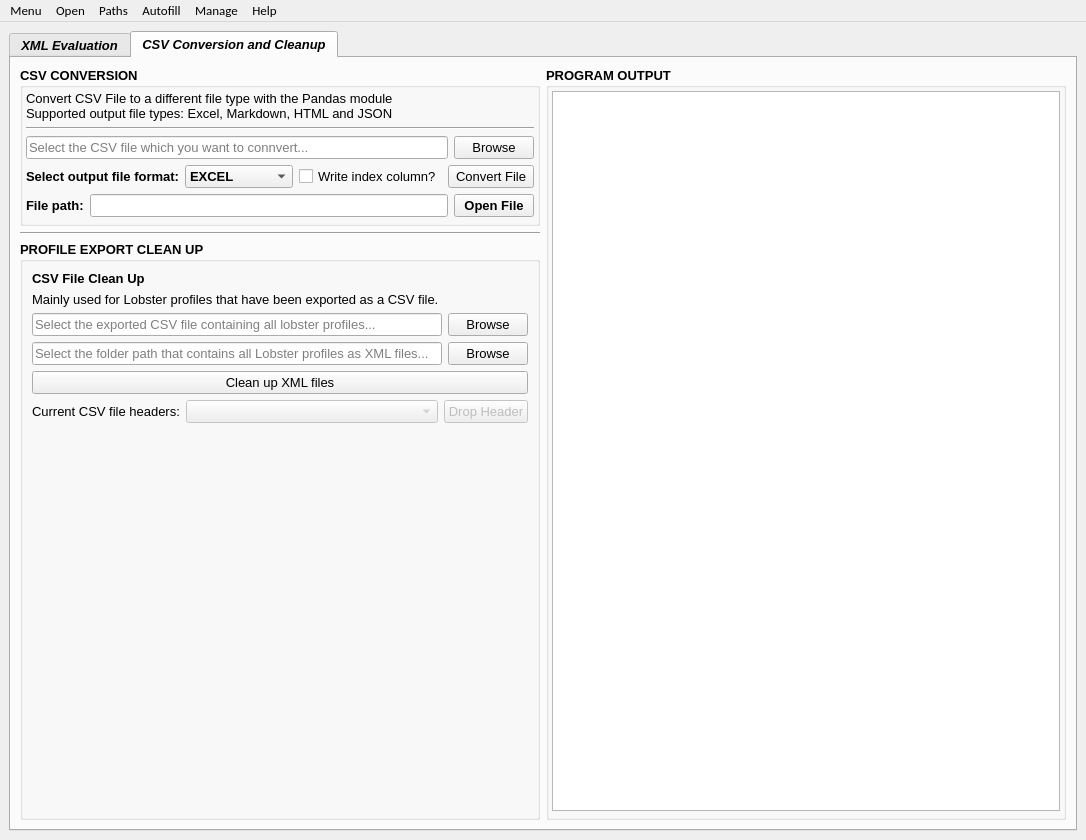
Qt form src/gui/main/XMLuvation.ui (zaricj/XMLuvation) before a commit.
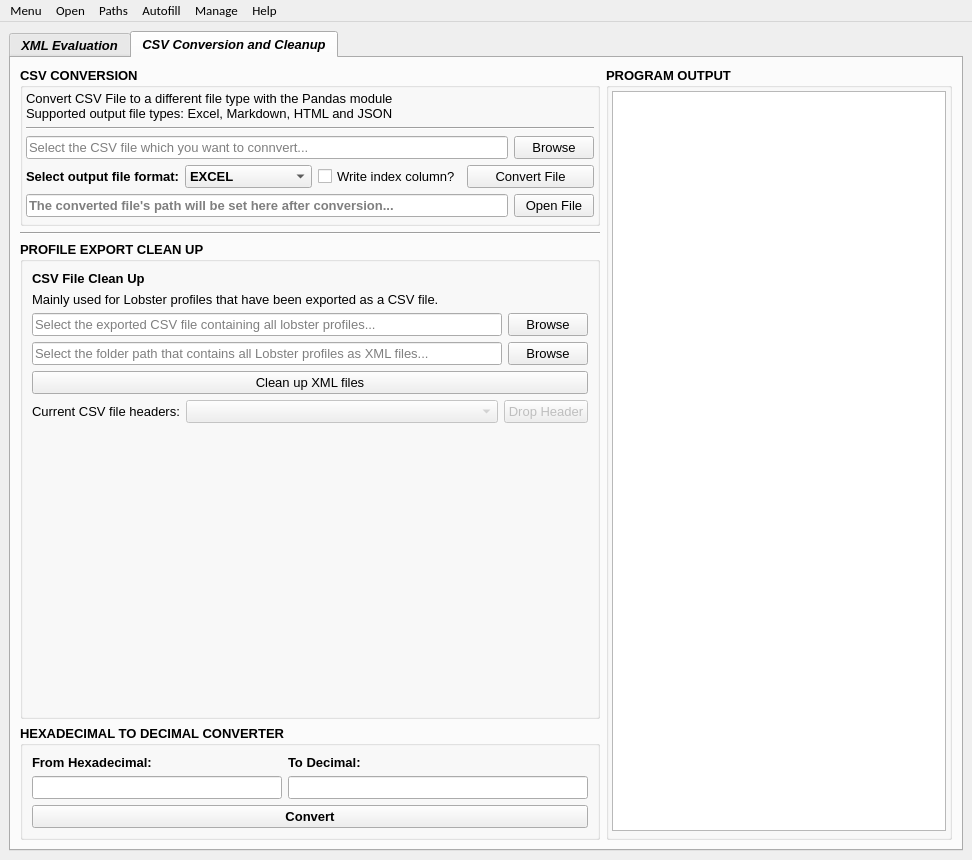
The same form after that commit. The open tabs and pages were chosen to show the change. Icons and pictures are not drawn.

Commit message: Add Hexadecimal to Decimal converter for Certificates (because why not)

```diff
--- a/src/gui/main/XMLuvation.ui
+++ b/src/gui/main/XMLuvation.ui
@@ -9,8 +9,8 @@
    <rect>
     <x>0</x>
     <y>0</y>
-    <width>1086</width>
-    <height>840</height>
+    <width>972</width>
+    <height>860</height>
    </rect>
   </property>
   <property name="font">
@@ -2016,6 +2016,9 @@
                    <property name="toolTip">
                     <string>Write an index colum starting at 1 for the supported output file formats.</string>
                    </property>
+                   <property name="autoFillBackground">
+                    <bool>false</bool>
+                   </property>
                    <property name="text">
                     <string>Write index column?</string>
                    </property>
@@ -2045,13 +2048,6 @@
                </item>
                <item>
                 <layout class="QHBoxLayout" name="horizontalLayout_9">
-                 <item>
-                  <widget class="QLabel" name="label">
-                   <property name="text">
-                    <string>File path:</string>
-                   </property>
-                  </widget>
-                 </item>
                  <item>
                   <widget class="QLineEdit" name="line_edit_csv_conversion_open_file_path">
                    <property name="enabled">
@@ -2060,10 +2056,26 @@
                    <property name="readOnly">
                     <bool>true</bool>
                    </property>
+                   <property name="placeholderText">
+                    <string>The converted file's path will be set here after conversion...</string>
+                   </property>
                   </widget>
                  </item>
                  <item>
                   <widget class="QPushButton" name="button_csv_conversion_open_file">
+                   <property name="enabled">
+                    <bool>true</bool>
+                   </property>
+                   <property name="font">
+                    <font>
+                     <family>Microsoft YaHei UI</family>
+                     <pointsize>10</pointsize>
+                     <italic>false</italic>
+                     <bold>false</bold>
+                     <underline>false</underline>
+                     <strikeout>false</strikeout>
+                    </font>
+                   </property>
                    <property name="toolTip">
                     <string>Open the converted file directly</string>
                    </property>
@@ -2356,7 +2368,7 @@
                 </layout>
                </item>
                <item>
-                <spacer name="verticalSpacer_2">
+                <spacer name="verticalSpacer_3">
                  <property name="orientation">
                   <enum>Qt::Orientation::Vertical</enum>
                  </property>
@@ -2388,7 +2400,7 @@
                 </widget>
                </item>
                <item>
-                <spacer name="verticalSpacer">
+                <spacer name="verticalSpacer_2">
                  <property name="orientation">
                   <enum>Qt::Orientation::Vertical</enum>
                  </property>
@@ -2403,6 +2415,82 @@
               </layout>
              </widget>
             </item>
+            <item>
+             <widget class="QGroupBox" name="groupbox_hexadecimal_to_decimal">
+              <property name="font">
+               <font>
+                <family>Microsoft YaHei UI</family>
+                <pointsize>10</pointsize>
+                <italic>false</italic>
+                <bold>true</bold>
+                <underline>false</underline>
+                <strikeout>false</strikeout>
+               </font>
+              </property>
+              <property name="title">
+               <string>HEXADECIMAL TO DECIMAL CONVERTER</string>
+              </property>
+              <layout class="QVBoxLayout" name="verticalLayout_2">
+               <item>
+                <layout class="QFormLayout" name="formLayout">
+                 <item row="0" column="0">
+                  <widget class="QLabel" name="label_from_hexadecimal">
+                   <property name="text">
+                    <string>From Hexadecimal:</string>
+                   </property>
+                  </widget>
+                 </item>
+                 <item row="0" column="1">
+                  <widget class="QLabel" name="label_to_decimal">
+                   <property name="text">
+                    <string>To Decimal:</string>
+                   </property>
+                  </widget>
+                 </item>
+                 <item row="1" column="0">
+                  <widget class="QLineEdit" name="line_edit_hexadecimal">
+                   <property name="sizePolicy">
+                    <sizepolicy hsizetype="Expanding" vsizetype="Fixed">
+                     <horstretch>0</horstretch>
+                     <verstretch>0</verstretch>
+                    </sizepolicy>
+                   </property>
+                   <property name="minimumSize">
+                    <size>
+                     <width>250</width>
+                     <height>0</height>
+                    </size>
+                   </property>
+                   <property name="clearButtonEnabled">
+                    <bool>true</bool>
+                   </property>
+                  </widget>
+                 </item>
+                 <item row="1" column="1">
+                  <widget class="QLineEdit" name="line_edit_decimal">
+                   <property name="minimumSize">
+                    <size>
+                     <width>300</width>
+                     <height>0</height>
+                    </size>
+                   </property>
+                   <property name="clearButtonEnabled">
+                    <bool>true</bool>
+                   </property>
+                  </widget>
+                 </item>
+                </layout>
+               </item>
+               <item>
+                <widget class="QPushButton" name="button_convert_hexadecimal_to_decimal">
+                 <property name="text">
+                  <string>Convert</string>
+                 </property>
+                </widget>
+               </item>
+              </layout>
+             </widget>
+            </item>
            </layout>
           </item>
           <item>
@@ -2466,7 +2554,7 @@
     <rect>
      <x>0</x>
      <y>0</y>
-     <width>1086</width>
+     <width>972</width>
      <height>33</height>
     </rect>
    </property>
```
Left out of the diff: 11 changed lines with no effect on the pictures. The commit also changes 4 other files.
